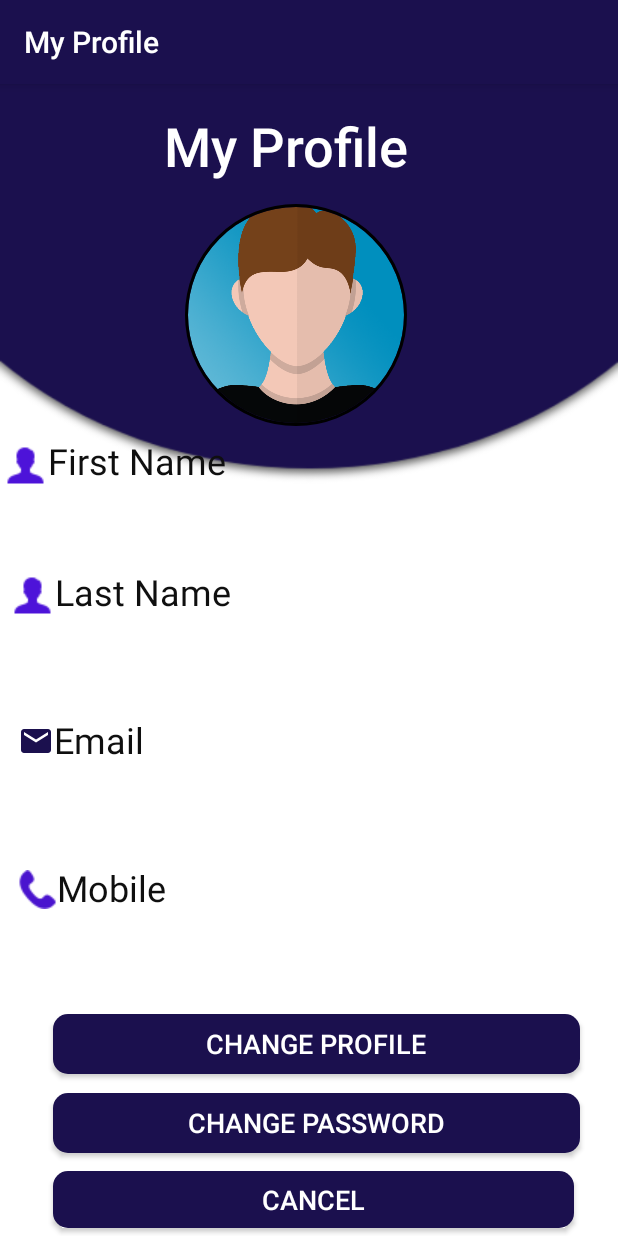
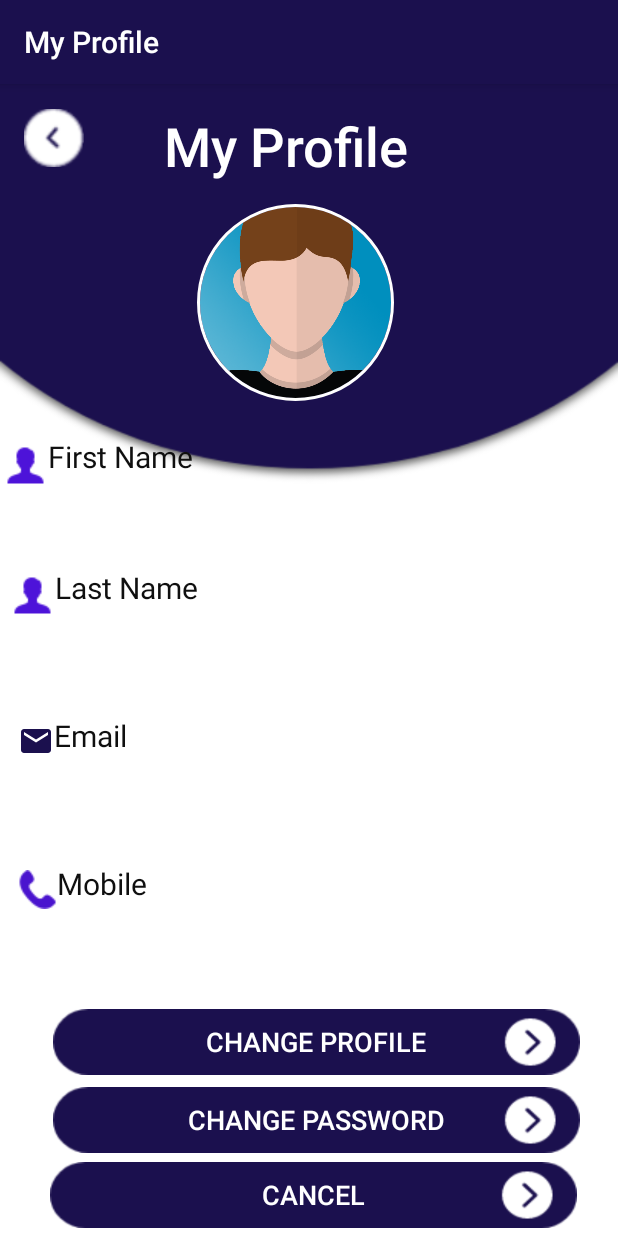
Before and after one commit to ranthilina99/UEE-Project, an Android app: the Changeprofile screen opened directly, with no data from a screen before it, on a phone screen of 412 x 824 dp. Run offline under Robolectric (Android 15) with nearby library versions, the phone set to English and light mode, and no system bars; our stand-ins replace CircleImageView, Firebase (no records; nobody signed in at launch, a user with empty details on screens opened directly), Picasso.

Commit message:
Update user handling changes and designs

```diff
--- a/app/src/main/java/com/example/ueeversion1/Changeprofile.java
+++ b/app/src/main/java/com/example/ueeversion1/Changeprofile.java
@@ -32,6 +32,7 @@ public class Changeprofile extends AppCompatActivity {
     public Uri imageUri;
     private FirebaseStorage storage;
     private StorageReference storageReference;
+    ImageView btnChangeProfileBack;
 
     @SuppressLint({"WrongConstant", "RestrictedApi"})
     @Override
@@ -49,6 +50,7 @@ public class Changeprofile extends AppCompatActivity {
         Email = findViewById(R.id.lblemail);
         Mobile = findViewById(R.id.lblmobile);
         profilePic=findViewById(R.id.profile_image);
+        btnChangeProfileBack=findViewById(R.id.btnChangeProfileBack);
 
         change = findViewById(R.id.btnedit);
         can = findViewById(R.id.btncancel);
@@ -120,5 +122,14 @@ public class Changeprofile extends AppCompatActivity {
                 startActivity(new Intent(getApplicationContext(),ChangePassword.class));
             }
         });
+
+
+        btnChangeProfileBack.setOnClickListener(new View.OnClickListener() {
+            @Override
+            public void onClick(View view) {
+
+                startActivity(new Intent(getApplicationContext(),MainActivity.class));
+            }
+        });
     }
 }
--- a/app/src/main/res/drawable-v24/ic_email.xml
+++ b/app/src/main/res/drawable-v24/ic_email.xml
@@ -1,4 +1,4 @@
-<vector android:height="24dp" android:tint="@color/blue"
+<vector android:height="24dp" android:tint="@color/purple_200"
     android:viewportHeight="24.0" android:viewportWidth="24.0"
     android:width="24dp" xmlns:android="http://schemas.android.com/apk/res/android">
     <path android:fillColor="#FF000000" android:pathData="M20,4L4,4c-1.1,0 -1.99,0.9 -1.99,2L2,18c0,1.1 0.9,2 2,2h16c1.1,0 2,-0.9 2,-2L22,6c0,-1.1 -0.9,-2 -2,-2zM20,8l-8,5 -8,-5L4,6l8,5 8,-5v2z"/>
--- a/app/src/main/res/layout/activity_changeprofile.xml
+++ b/app/src/main/res/layout/activity_changeprofile.xml
@@ -8,6 +8,21 @@
     tools:context=".Changeprofile">
 
 
+    <ImageView
+        android:id="@+id/btnChangeProfileBack"
+        android:layout_width="40dp"
+        android:layout_height="40dp"
+        android:layout_alignParentEnd="true"
+        android:layout_alignParentTop="true"
+
+        android:layout_centerHorizontal="true"
+        android:layout_marginTop="16dp"
+        android:src="@drawable/back_left"
+        app:layout_constraintEnd_toEndOf="parent"
+        app:layout_constraintHorizontal_bias="0.043"
+        app:layout_constraintStart_toStartOf="parent"
+        app:layout_constraintTop_toTopOf="parent" />
+
     <TextView
         android:id="@+id/textView6"
         android:layout_width="188dp"
@@ -15,7 +30,7 @@
         android:drawableLeft="@drawable/icons8_user_male_30px"
         android:text="@string/firstname"
         android:textColor="#0F0F0F"
-        android:textSize="24sp"
+        android:textSize="20sp"
         app:layout_constraintBottom_toBottomOf="parent"
         app:layout_constraintEnd_toEndOf="parent"
         app:layout_constraintHorizontal_bias="0.008"
@@ -25,11 +40,11 @@
 
     <de.hdodenhof.circleimageview.CircleImageView
         android:id="@+id/profile_image"
-        android:layout_width="176dp"
-        android:layout_height="148dp"
+        android:layout_width="170dp"
+        android:layout_height="131dp"
         android:layout_marginTop="80dp"
         android:src="@drawable/profile"
-        app:civ_border_color="#FF000000"
+        app:civ_border_color="#FFFFFF"
         app:civ_border_width="2dp"
         app:layout_constraintEnd_toEndOf="parent"
         app:layout_constraintHorizontal_bias="0.463"
@@ -43,7 +58,7 @@
         android:drawableLeft="@drawable/icons8_user_male_30px"
         android:text="@string/lastName"
         android:textColor="#0F0F0F"
-        android:textSize="24sp"
+        android:textSize="20sp"
         app:layout_constraintBottom_toBottomOf="parent"
         app:layout_constraintEnd_toEndOf="parent"
         app:layout_constraintHorizontal_bias="0.03"
@@ -54,9 +69,9 @@
     <TextView
         android:id="@+id/lblmobile"
         android:layout_width="346dp"
-        android:layout_height="42dp"
+        android:layout_height="35dp"
         android:text="@string/mobile"
-        android:textSize="24sp"
+        android:textSize="20sp"
         app:layout_constraintBottom_toBottomOf="parent"
         app:layout_constraintEnd_toEndOf="parent"
         app:layout_constraintHorizontal_bias="0.553"
@@ -67,9 +82,9 @@
     <TextView
         android:id="@+id/lblfirstname"
         android:layout_width="343dp"
-        android:layout_height="40dp"
+        android:layout_height="35dp"
         android:text="@string/firstname"
-        android:textSize="24sp"
+        android:textSize="20sp"
         app:layout_constraintBottom_toBottomOf="parent"
         app:layout_constraintEnd_toEndOf="parent"
         app:layout_constraintHorizontal_bias="0.485"
@@ -84,7 +99,7 @@
         android:drawableLeft="@drawable/ic_email"
         android:text="@string/email"
         android:textColor="#0F0F0F"
-        android:textSize="24sp"
+        android:textSize="20sp"
         app:layout_constraintBottom_toBottomOf="parent"
         app:layout_constraintEnd_toEndOf="parent"
         app:layout_constraintHorizontal_bias="0.044"
@@ -99,7 +114,7 @@
         android:drawableLeft="@drawable/icons8_phone_26px"
         android:text="@string/mobile"
         android:textColor="#0F0F0F"
-        android:textSize="24sp"
+        android:textSize="20sp"
         app:layout_constraintBottom_toBottomOf="parent"
         app:layout_constraintEnd_toEndOf="parent"
         app:layout_constraintHorizontal_bias="0.044"
@@ -110,9 +125,9 @@
     <TextView
         android:id="@+id/lbllastname"
         android:layout_width="343dp"
-        android:layout_height="40dp"
+        android:layout_height="35dp"
         android:text="@string/lastName"
-        android:textSize="24sp"
+        android:textSize="20sp"
         app:layout_constraintBottom_toBottomOf="parent"
         app:layout_constraintEnd_toEndOf="parent"
         app:layout_constraintHorizontal_bias="0.573"
@@ -123,9 +138,9 @@
     <TextView
         android:id="@+id/lblemail"
         android:layout_width="343dp"
-        android:layout_height="40dp"
+        android:layout_height="35dp"
         android:text="@string/email"
-        android:textSize="24sp"
+        android:textSize="20sp"
         app:layout_constraintBottom_toBottomOf="parent"
         app:layout_constraintEnd_toEndOf="parent"
         app:layout_constraintHorizontal_bias="0.573"
@@ -136,8 +151,8 @@
     <Button
         android:id="@+id/btnChangePassword"
         android:layout_width="351dp"
-        android:layout_height="40dp"
-        android:background="@drawable/round_bg"
+        android:layout_height="44dp"
+        android:background="@drawable/add_to_cart"
         android:text="CHANGE PASSWORD"
         android:textColor="#FFFFFF"
         android:textSize="18sp"
@@ -151,8 +166,8 @@
     <Button
         android:id="@+id/btnedit"
         android:layout_width="351dp"
-        android:layout_height="40dp"
-        android:background="@drawable/round_bg"
+        android:layout_height="44dp"
+        android:background="@drawable/add_to_cart"
         android:text="@string/changeprofile"
         android:textColor="#FFFFFF"
         android:textSize="18sp"
@@ -165,9 +180,9 @@
 
     <Button
         android:id="@+id/btncancel"
-        android:layout_width="347dp"
-        android:layout_height="38dp"
-        android:background="@drawable/round_bg"
+        android:layout_width="351dp"
+        android:layout_height="44dp"
+        android:background="@drawable/add_to_cart"
         android:text="@android:string/cancel"
         android:textColor="#FFFFFF"
         android:textSize="18sp"
--- a/app/src/main/res/menu/drawermenu.xml
+++ b/app/src/main/res/menu/drawermenu.xml
@@ -13,7 +13,7 @@
         android:title="New Product"
         android:icon="@drawable/newproduct"/>
     <item
-        android:id="@+id/register"
+        android:id="@+id/userCategory"
         android:title="Category"
         android:icon="@drawable/menu"/>
     <item
```
Also changed, not shown: app/src/main/java/com/example/ueeversion1/AdminPanels.java (+31 -0 lines), app/src/main/java/com/example/ueeversion1/ChangePassword.java (+15 -0 lines), app/src/main/java/com/example/ueeversion1/ForgotPassword.java (+104 -0 lines), app/src/main/java/com/example/ueeversion1/MainActivity.java (+3 -7 lines), app/src/main/java/com/example/ueeversion1/UpdateProfile.java (+17 -9 lines), app/src/main/java/com/example/ueeversion1/UserCategory.java (+57 -0 lines), app/src/main/res/layout/activity_change_password.xml (+19 -3 lines), app/src/main/res/layout/activity_forgot_password.xml (+64 -93 lines), app/src/main/res/layout/activity_update_profile.xml (+23 -8 lines), app/src/main/res/layout/activity_user_category.xml (+10 -5 lines).
